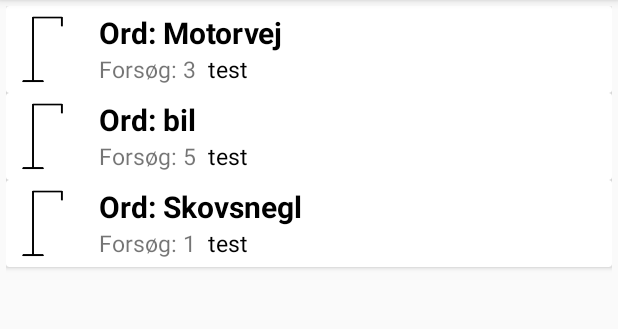
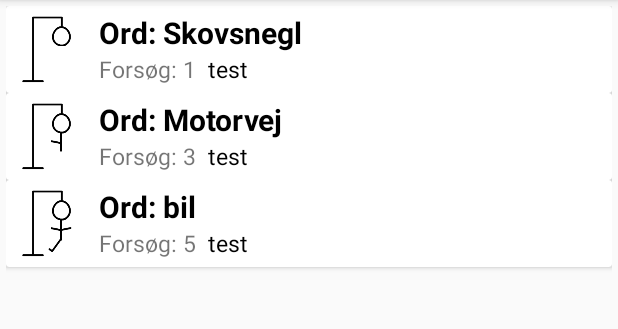
Before and after one commit to theogutt/GalgelegII, an Android app: the HighscoreActivity screen opened directly, with no data from a screen before it, on a phone screen of 412 x 824 dp, the part 84-413 px from its top. Run offline under Robolectric (Android 15) with nearby library versions, the phone set to English and light mode, and no system bars.

Commit message:
highscore liste bliver sorteret

```diff
--- a/app/src/main/java/com/example/galgeleg/ListeAdapter.java
+++ b/app/src/main/java/com/example/galgeleg/ListeAdapter.java
@@ -10,6 +10,7 @@ import androidx.annotation.NonNull;
 import androidx.recyclerview.widget.RecyclerView;
 
 import java.util.ArrayList;
+import java.util.Collections;
 
 public class ListeAdapter extends RecyclerView.Adapter<ListeAdapter.ListeViewHolder> {
     private ArrayList<ListeObjekt> highscoreList;
@@ -46,10 +47,11 @@ public class ListeAdapter extends RecyclerView.Adapter<ListeAdapter.ListeViewHol
     public void onBindViewHolder(@NonNull ListeViewHolder holder, int position) {
         ListeObjekt currObjekt = highscoreList.get(position);
 
-        holder.imageView.setImageResource(R.drawable.galge);
+        holder.imageView.setImageResource(currObjekt.getImageInt());
         holder.linje1.setText(currObjekt.getLinje1());
         holder.linje2.setText(currObjekt.getLinje2());
         holder.linjeDato.setText(currObjekt.getLinjeDato());
+        Collections.sort(highscoreList);
     }
 
     @Override
--- a/app/src/main/java/com/example/galgeleg/ListeObjekt.java
+++ b/app/src/main/java/com/example/galgeleg/ListeObjekt.java
@@ -1,6 +1,6 @@
 package com.example.galgeleg;
 
-public class ListeObjekt {
+public class ListeObjekt implements Comparable< ListeObjekt > {
     private int image;
     private String linje1;
     private String linje2;
@@ -14,7 +14,11 @@ public class ListeObjekt {
         this.linjeDato=linjeDato;
     }
 
-    public int getImage() {
+    public int getImageInt() {
+        return image;
+    }
+
+    public Integer getImageInteger() {
         return image;
     }
 
@@ -28,4 +32,9 @@ public class ListeObjekt {
     public String getLinjeDato() {
         return linjeDato;
     }
+
+    @Override
+    public int compareTo(ListeObjekt o) {
+        return this.getImageInteger().compareTo(o.getImageInteger());
+    }
 }
```
Also changed, not shown: app/src/main/java/com/example/galgeleg/SpilActivity.java (+10 -2 lines).
